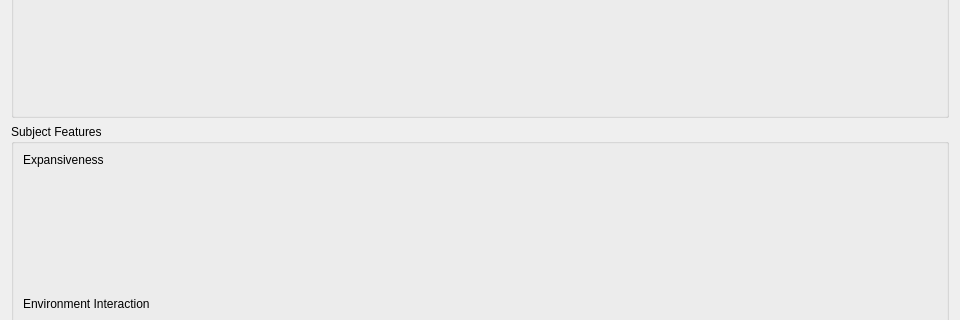
Old version of the form nonverbal_communication_analysis/m6_Visualization/UI/feature_analyzer.ui in the repository fraza0/nonverbal_communication_analysis; both pictures show x 0 to 960 and y 262 to 582 of the 960 by 720 pixel window.
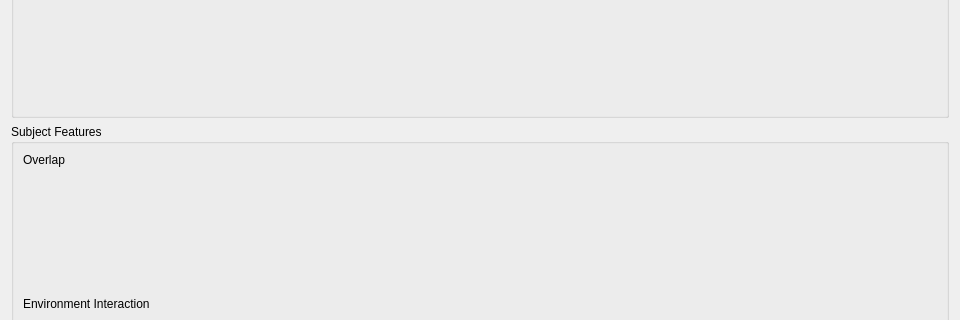
New version of the form.

Commit message: overlap visualization

```diff
--- a/nonverbal_communication_analysis/m6_Visualization/UI/feature_analyzer.ui
+++ b/nonverbal_communication_analysis/m6_Visualization/UI/feature_analyzer.ui
@@ -155,7 +155,7 @@
          </sizepolicy>
         </property>
         <property name="text">
-         <string>Expansiveness</string>
+         <string>Overlap</string>
         </property>
        </widget>
       </item>
```
The commit also changes 6 other files.
